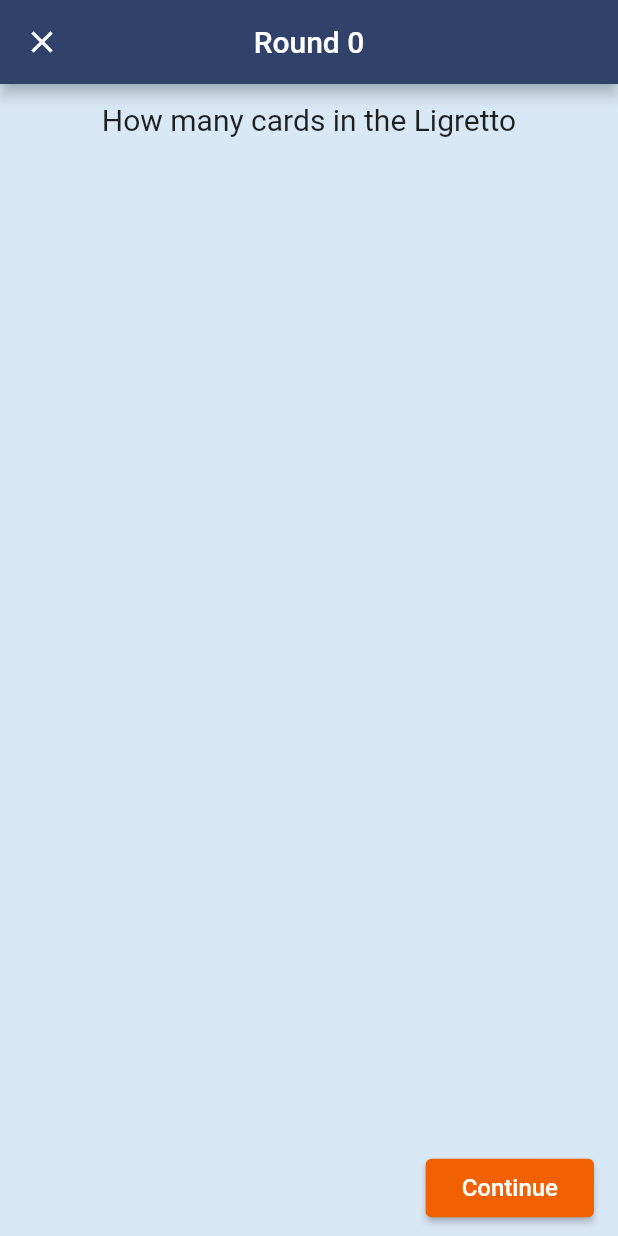
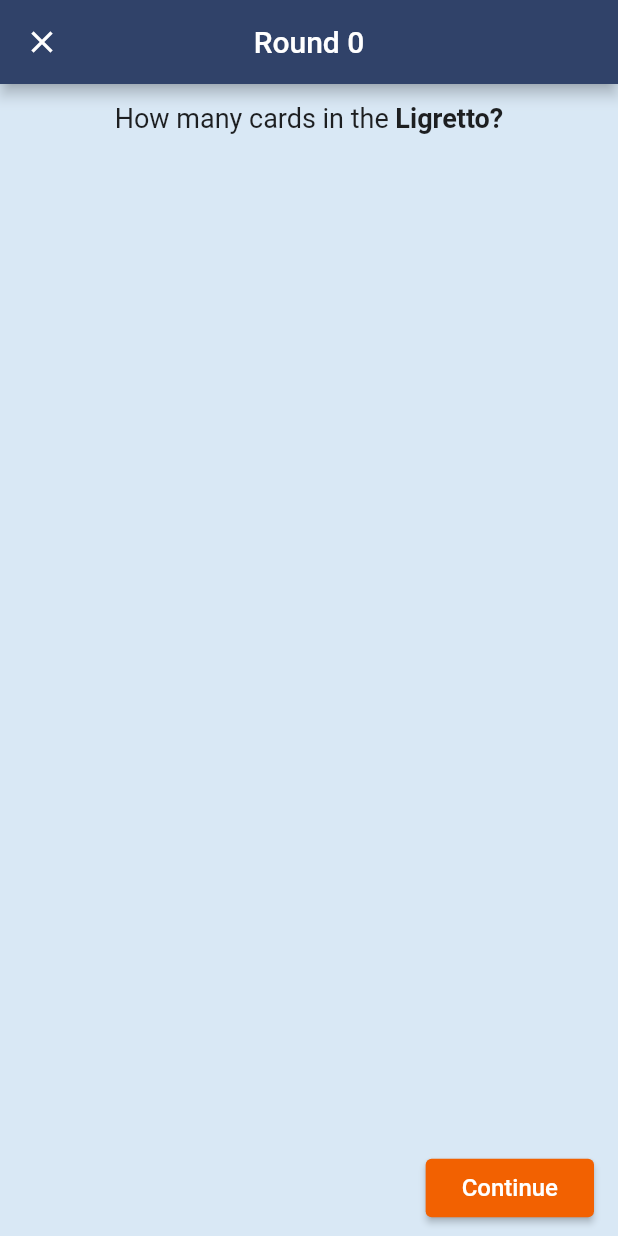
Before and after one commit to Magnuti/Ligretto-Calculator, a Flutter app: the GameScreen screen opened directly with empty values, on a phone screen of 412 x 824 dp. Run offline on Flutter 3.47's test engine with Material 2 defaults, Android fonts, the phone set to English and light mode, and no system bars; missing offline and left inert: holding_gesture.

Commit message:
feat: Added pretty bold text to the top

```diff
--- a/lib/screens/game_screen/game_screen.dart
+++ b/lib/screens/game_screen/game_screen.dart
@@ -118,14 +118,20 @@ class _GameScreenState extends State<GameScreen> with TickerProviderStateMixin {
           children: [
             Padding(
               padding: EdgeInsets.symmetric(vertical: 12.0),
-              child: Text(
-                // TODO add bold text to 'Ligretto' and 'center'
-                _isFillingInMinusPoints
-                    ? 'How many cards in the Ligretto'
-                    : 'How many cards in the center',
-                style: TextStyle(
-                  fontSize: 20.0,
-                ),
+              child: RichText(
+                text: TextSpan(
+                    style: TextStyle(
+                      color: Theme.of(context).textTheme.bodyText1?.color,
+                      fontSize: 18.0,
+                    ),
+                    // ),
+                    children: [
+                      TextSpan(text: 'How many cards in the '),
+                      TextSpan(
+                        text: _isFillingInMinusPoints ? 'Ligretto?' : 'center?',
+                        style: TextStyle(fontWeight: FontWeight.bold),
+                      ),
+                    ]),
               ),
             ),
             Expanded(
```
